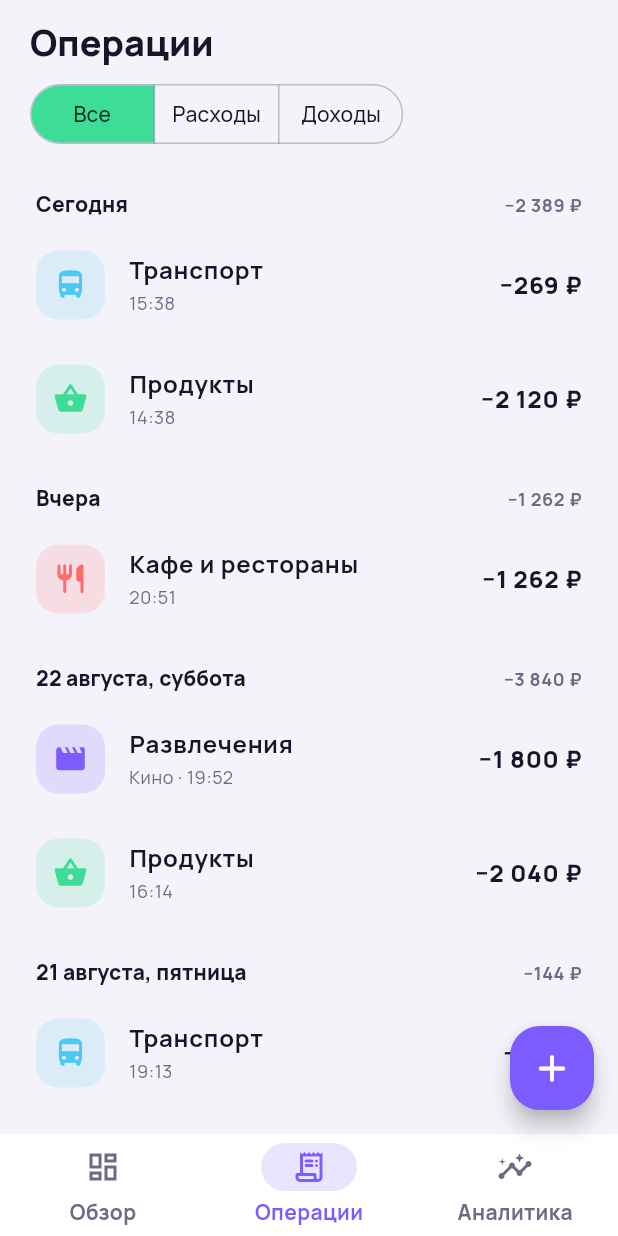
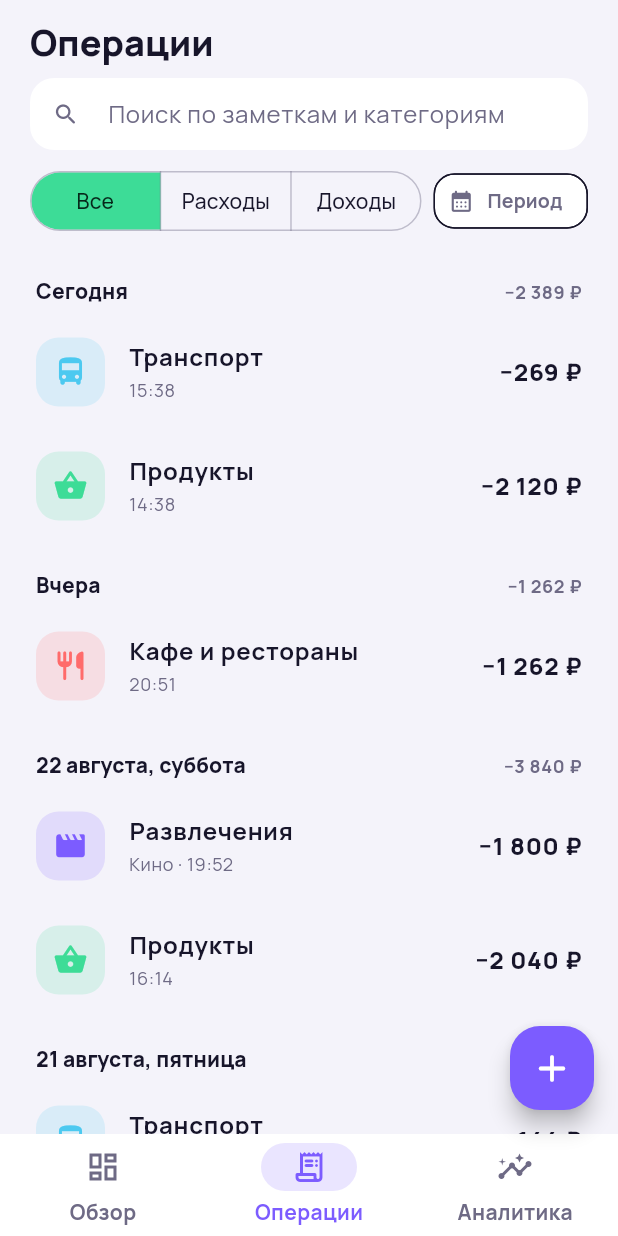
Before and after one commit to elementary1997/Numo, a Flutter app: the screen it shows after launch, item 2 of the bottom bar chosen, on a phone screen of 412 x 824 dp. Run offline on Flutter 3.47's test engine with Material 3 defaults, Android fonts, the phone set to English and light mode, and no system bars; our stand-ins replace flutter_riverpod, google_fonts, shared_preferences.

Commit message:
feat: search and period filter in transactions feed
Search box matches notes and category titles; date-range chip filters
by period alongside the existing expense/income segments. Empty state
distinguishes no-data from no-matches.

Co-Authored-By: Claude Fable 5 <noreply@anthropic.com>

```diff
--- a/lib/screens/transactions.dart
+++ b/lib/screens/transactions.dart
@@ -3,6 +3,7 @@ import 'package:flutter_riverpod/flutter_riverpod.dart';
 import 'package:intl/intl.dart';
 
 import '../core/money.dart';
+import '../models/category.dart';
 import '../models/transaction.dart';
 import '../state/providers.dart';
 import '../widgets/transaction_tile.dart';
@@ -11,19 +12,36 @@ import 'add_transaction.dart';
 enum _Filter { all, expense, income }
 
 final _filterProvider = StateProvider<_Filter>((ref) => _Filter.all);
+final _searchProvider = StateProvider<String>((ref) => '');
+final _rangeProvider = StateProvider<DateTimeRange?>((ref) => null);
 
 class TransactionsScreen extends ConsumerWidget {
   const TransactionsScreen({super.key});
 
+  bool _matches(Tx tx, String query) {
+    if (query.isEmpty) return true;
+    final q = query.toLowerCase();
+    return tx.note.toLowerCase().contains(q) ||
+        Categories.byId(tx.categoryId).title.toLowerCase().contains(q);
+  }
+
   @override
   Widget build(BuildContext context, WidgetRef ref) {
     final filter = ref.watch(_filterProvider);
+    final query = ref.watch(_searchProvider);
+    final range = ref.watch(_rangeProvider);
     final all = ref.watch(transactionsProvider);
-    final txs = switch (filter) {
-      _Filter.all => all,
-      _Filter.expense => all.where((t) => t.isExpense).toList(),
-      _Filter.income => all.where((t) => !t.isExpense).toList(),
+    final txs = all.where((t) {
+      final byType = switch (filter) {
+        _Filter.all => true,
+        _Filter.expense => t.isExpense,
+        _Filter.income => !t.isExpense,
       };
+      final byRange = range == null ||
+          (!t.date.isBefore(range.start) &&
+              t.date.isBefore(range.end.add(const Duration(days: 1))));
+      return byType && byRange && _matches(t, query);
+    }).toList();
     final theme = Theme.of(context);
 
     // Группировка по дням: список пар (дата, операции дня).
@@ -49,11 +67,34 @@ class TransactionsScreen extends ConsumerWidget {
           ),
           Padding(
             padding: const EdgeInsets.symmetric(horizontal: 20),
+            child: TextField(
+              onChanged: (v) => ref.read(_searchProvider.notifier).state = v,
+              decoration: InputDecoration(
+                hintText: 'Поиск по заметкам и категориям',
+                prefixIcon: const Icon(Icons.search_rounded),
+                filled: true,
+                fillColor: theme.colorScheme.surface,
+                border: OutlineInputBorder(
+                  borderRadius: BorderRadius.circular(16),
+                  borderSide: BorderSide.none,
+                ),
+                isDense: true,
+              ),
+            ),
+          ),
+          const SizedBox(height: 10),
+          Padding(
+            padding: const EdgeInsets.symmetric(horizontal: 20),
+            child: Row(
+              children: [
+                Expanded(
                   child: SegmentedButton<_Filter>(
                     segments: const [
                       ButtonSegment(value: _Filter.all, label: Text('Все')),
-                ButtonSegment(value: _Filter.expense, label: Text('Расходы')),
-                ButtonSegment(value: _Filter.income, label: Text('Доходы')),
+                      ButtonSegment(
+                          value: _Filter.expense, label: Text('Расходы')),
+                      ButtonSegment(
+                          value: _Filter.income, label: Text('Доходы')),
                     ],
                     selected: {filter},
                     onSelectionChanged: (s) =>
@@ -61,12 +102,19 @@ class TransactionsScreen extends ConsumerWidget {
                     showSelectedIcon: false,
                   ),
                 ),
+                const SizedBox(width: 8),
+                _RangeChip(range: range),
+              ],
+            ),
+          ),
           const SizedBox(height: 8),
           Expanded(
             child: txs.isEmpty
                 ? Center(
                     child: Text(
-                      'Операций нет',
+                      query.isNotEmpty || range != null
+                          ? 'Ничего не найдено'
+                          : 'Операций нет',
                       style: theme.textTheme.bodyLarge?.copyWith(
                           color: theme.colorScheme.onSurfaceVariant),
                     ),
@@ -82,6 +130,48 @@ class TransactionsScreen extends ConsumerWidget {
           ),
         ],
       ),
+    );
+  }
+}
+
+/// Чип фильтра по периоду: открывает выбор диапазона дат,
+/// повторный тап по крестику сбрасывает фильтр.
+class _RangeChip extends ConsumerWidget {
+  const _RangeChip({required this.range});
+
+  final DateTimeRange? range;
+
+  @override
+  Widget build(BuildContext context, WidgetRef ref) {
+    final active = range != null;
+    final label = active
+        ? '${DateFormat('d MMM', 'ru').format(range!.start)} — '
+            '${DateFormat('d MMM', 'ru').format(range!.end)}'
+        : 'Период';
+
+    return InputChip(
+      avatar: active
+          ? null
+          : const Icon(Icons.calendar_month_rounded, size: 17),
+      label: Text(label,
+          style: const TextStyle(fontWeight: FontWeight.w700, fontSize: 13)),
+      selected: active,
+      showCheckmark: false,
+      onPressed: () async {
+        final now = DateTime.now();
+        final picked = await showDateRangePicker(
+          context: context,
+          firstDate: DateTime(2020),
+          lastDate: now,
+          initialDateRange: range,
+        );
+        if (picked != null) {
+          ref.read(_rangeProvider.notifier).state = picked;
+        }
+      },
+      onDeleted:
+          active ? () => ref.read(_rangeProvider.notifier).state = null : null,
+      shape: RoundedRectangleBorder(borderRadius: BorderRadius.circular(14)),
     );
   }
 }
```
Also changed, not shown: 1 other file. Lines whose indentation alone changed are shown as unchanged.
